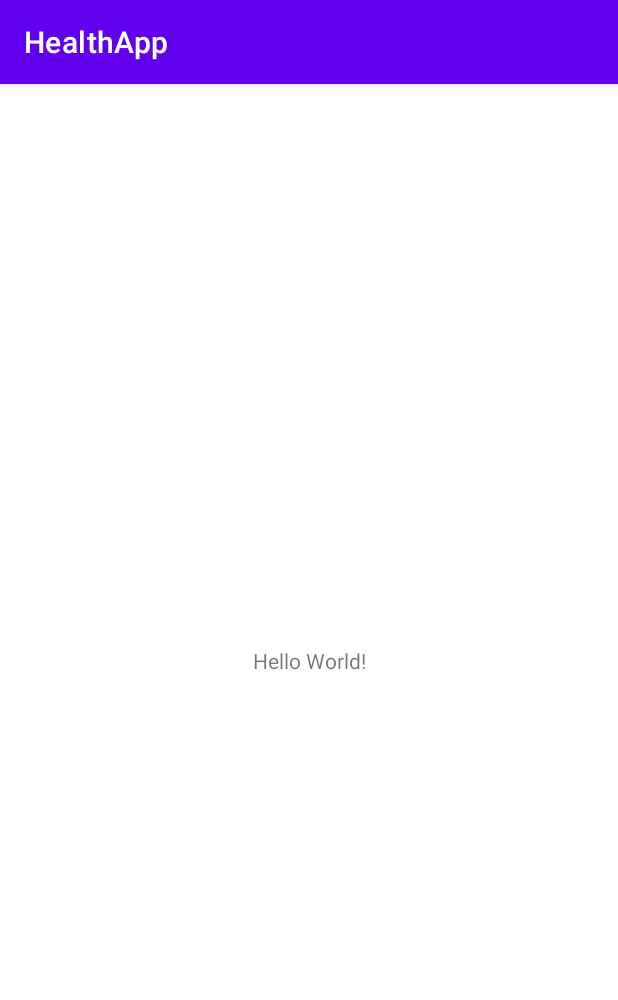
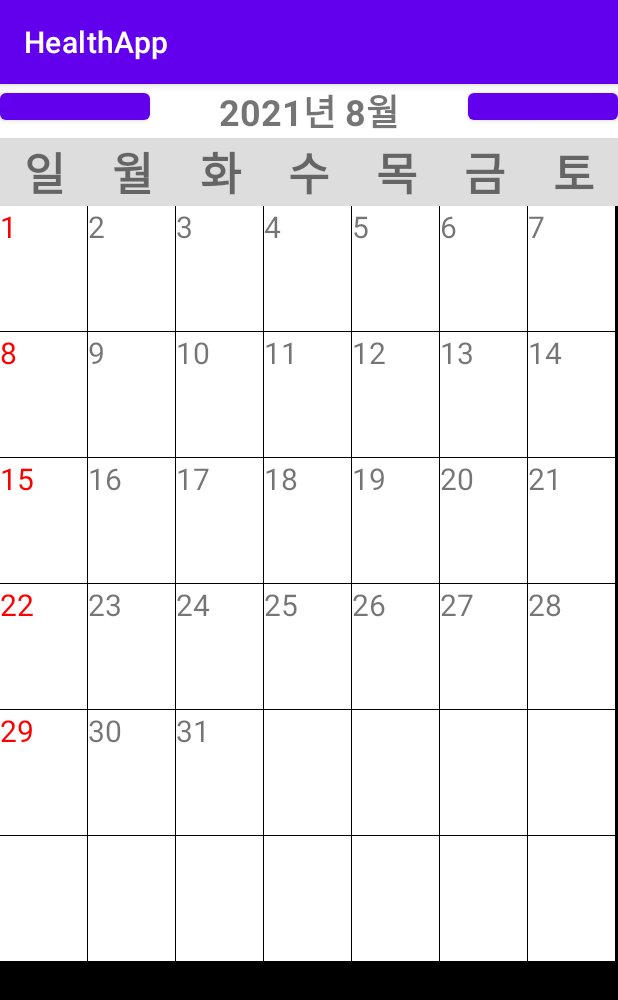
Before and after one commit to kangseonho/HADA_Outsourcing_Projects, an Android app: the screen it shows after launch (MainActivity before the commit, CalendarActivity after it), on a phone screen of 412 x 824 dp. Shown: the top 1000 px of the screen. Run offline under Robolectric (Android 15) with nearby library versions, the phone set to English and light mode, and no system bars; our stand-ins replace Room's generated code.

Commit message:
[HealthApp] add to calendar
.

```diff
--- a/HealthApp/app/build.gradle
+++ b/HealthApp/app/build.gradle
@@ -33,7 +33,9 @@ dependencies {
     implementation 'androidx.appcompat:appcompat:1.3.1'
     implementation 'com.google.android.material:material:1.4.0'
     implementation 'androidx.constraintlayout:constraintlayout:2.1.0'
+    implementation 'androidx.room:room-runtime:2.3.0'
     testImplementation 'junit:junit:4.+'
     androidTestImplementation 'androidx.test.ext:junit:1.1.3'
     androidTestImplementation 'androidx.test.espresso:espresso-core:3.4.0'
+    annotationProcessor 'androidx.room:room-compiler:2.3.0'
 }
--- a/HealthApp/app/src/main/AndroidManifest.xml
+++ b/HealthApp/app/src/main/AndroidManifest.xml
@@ -9,7 +9,8 @@
         android:roundIcon="@mipmap/ic_launcher_round"
         android:supportsRtl="true"
         android:theme="@style/Theme.HealthApp">
-        <activity android:name=".MainActivity">
+        <activity android:name=".screen.MainActivity"></activity>
+        <activity android:name=".screen.CalendarActivity">
             <intent-filter>
                 <action android:name="android.intent.action.MAIN" />
 
--- /dev/null
+++ b/HealthApp/app/src/main/java/com/example/healthapp/Item/CalendarItem.java
@@ -0,0 +1,42 @@
+package com.example.healthapp.Item;
+
+import android.view.View;
+
+public class CalendarItem {
+    private int dayValue;
+    private int arm = View.INVISIBLE;
+    private int shoulder = View.INVISIBLE;
+    private int leg = View.INVISIBLE;
+
+    public CalendarItem(int dayValue){
+        this.dayValue = dayValue;
+    }
+
+    public void setArm(int arm) {
+        this.arm = arm;
+    }
+
+    public void setLeg(int leg) {
+        this.leg = leg;
+    }
+
+    public void setShoulder(int shoulder) {
+        this.shoulder = shoulder;
+    }
+
+    public int getDay(){
+        return dayValue;
+    }
+
+    public int isArm() {
+        return arm;
+    }
+
+    public int isShoulder() {
+        return shoulder;
+    }
+
+    public int isLeg() {
+        return leg;
+    }
+}
--- a/HealthApp/app/src/main/java/com/example/healthapp/Singleton.java
+++ /dev/null
@@ -1,40 +0,0 @@
-package com.example.healthapp;
-
-public class Singleton {
-
-    public static Singleton instance = null;
-    private int armExercise;
-    private int legExercise;
-    private int shoulderExercise;
-
-    public static synchronized Singleton getInstance() {
-        if (instance == null) {
-            instance = new Singleton();
-        }
-        return instance;
-    }
-
-    public void setArmExercise(int armExercise) {
-        this.armExercise = armExercise;
-    }
-
-    public void setLegExercise(int legExercise) {
-        this.legExercise = legExercise;
-    }
-
-    public void setShoulderExercise(int shoulderExercise) {
-        this.shoulderExercise = shoulderExercise;
-    }
-
-    public int getArmExercise() {
-        return armExercise;
-    }
-
-    public int getLegExercise() {
-        return legExercise;
-    }
-
-    public int getShoulderExercise() {
-        return shoulderExercise;
-    }
-}
--- /dev/null
+++ b/HealthApp/app/src/main/java/com/example/healthapp/adapter/CalendarAdapter.java
@@ -0,0 +1,139 @@
+package com.example.healthapp.adapter;
+
+import android.content.Context;
+import android.graphics.Color;
+import android.util.AttributeSet;
+import android.view.LayoutInflater;
+import android.view.View;
+import android.view.ViewGroup;
+import android.widget.BaseAdapter;
+import android.widget.GridView;
+import android.widget.ImageView;
+import android.widget.TextView;
+
+import com.example.healthapp.Item.CalendarItem;
+import com.example.healthapp.R;
+
+import java.util.Calendar;
+
+public class CalendarAdapter extends BaseAdapter {
+    Calendar cal;
+
+    Context mContext;
+
+    CalendarItem[] items;
+
+    LayoutInflater inf;
+    int curYear;
+    int layout;
+    int curMonth;
+
+    public CalendarAdapter(Context context, int layout){
+        super();
+        mContext = context;
+        this.layout = layout;
+        init();
+    }
+
+    public void init(){
+        inf = (LayoutInflater) mContext.getSystemService(Context.LAYOUT_INFLATER_SERVICE);
+        cal = Calendar.getInstance(); //Calendar 객체 가져오기
+        items = new CalendarItem[7*6]; //아이템 크기 결정
+
+        calculate();//날짜 계산해서 items[] 배열 값 설정
+    }
+
+    public void calculate(){
+        for(int i=0; i<items.length; i++){ //items[] 모든 값 0으로 초기화
+            items[i] = new CalendarItem(0);
+        }
+
+        cal.set(Calendar.DAY_OF_MONTH, 1); //1일로 설정
+
+        int startDay = cal.get(Calendar.DAY_OF_WEEK); //현재 달 1일의 요일 (1: 일요일, . . . 7: 토요일)
+        int lastDay = cal.getActualMaximum(Calendar.DATE); //달의 마지막 날짜
+
+        int cnt = 1;
+        for(int i=startDay-1; i<startDay-1+lastDay; i++){ /* 1일의 요일에 따라 시작위치 다르고 마지막 날짜까지 값 지정*/
+            items[i] = new CalendarItem(cnt);
+            cnt++;
+        }
+
+        curYear = cal.get(Calendar.YEAR);
+        curMonth = cal.get(Calendar.MONTH);
+    }
+
+    public void setPreviousMonth(){ //한 달 앞으로 가고 다시 계산
+        cal.add(Calendar.MONTH, -1);
+        calculate();
+    }
+
+    public void setNextMonth(){
+        cal.add(Calendar.MONTH, 1); //한 달 뒤로가고 다시 계산
+        calculate();
+    }
+
+    @Override
+    public int getCount() {
+        return items.length;
+    }
+
+    @Override
+    public View getView(int position, View convertView, ViewGroup parent) {
+        if (convertView == null) {
+            convertView = inf.inflate(layout,null);
+            convertView.setBackgroundColor(Color.WHITE);
+        }
+
+        TextView tv_date = (TextView)convertView.findViewById(R.id.date);
+        TextView tv_arm = (TextView)convertView.findViewById(R.id.arm);
+        TextView tv_shoulder = (TextView)convertView.findViewById(R.id.shoulder);
+        TextView tv_leg = (TextView)convertView.findViewById(R.id.leg);
+
+        CalendarItem item = items[position];
+
+        if(item.getDay() != 0) {
+            tv_date.setText(String.valueOf(item.getDay()));
+        } else {
+            tv_date.setText("");
+            item.setArm(View.INVISIBLE);
+            item.setShoulder(View.INVISIBLE);
+            item.setLeg(View.INVISIBLE);
+        }
+        tv_arm.setVisibility(item.isArm());
+        tv_shoulder.setVisibility(item.isShoulder());
+        tv_leg.setVisibility(item.isLeg());
+
+
+        if(position%7==0){
+            tv_date.setTextColor(Color.RED);
+        }
+
+
+
+
+//        GridView.LayoutParams params = new GridView.LayoutParams( GridView.LayoutParams.MATCH_PARENT,300);
+//        tv.setLayoutParams(params);
+//
+        return convertView;
+    }
+
+
+    @Override
+    public Object getItem(int position) {
+        return items[position];
+    }
+
+    @Override
+    public long getItemId(int position) {
+        return 0;
+    }
+
+    public int getCurYear(){
+        return curYear;
+    }
+
+    public int getCurMonth(){
+        return curMonth;
+    }
+}
--- /dev/null
+++ b/HealthApp/app/src/main/java/com/example/healthapp/screen/CalendarActivity.java
@@ -0,0 +1,69 @@
+package com.example.healthapp.screen;
+
+import androidx.appcompat.app.AppCompatActivity;
+import androidx.room.Room;
+
+import android.os.Bundle;
+import android.view.View;
+import android.widget.AdapterView;
+import android.widget.Button;
+import android.widget.GridView;
+import android.widget.TextView;
+
+import com.example.healthapp.R;
+import com.example.healthapp.adapter.CalendarAdapter;
+
+public class CalendarActivity extends AppCompatActivity {
+
+    GridView calendarView;
+    TextView monthText;
+    CalendarAdapter adt;
+    @Override
+    protected void onCreate(Bundle savedInstanceState) {
+        super.onCreate(savedInstanceState);
+        setContentView(R.layout.activity_calendar);
+
+        adt = new CalendarAdapter(this,R.layout.layout_calendar_attribute); //어댑터 객체 생성
+        calendarView = findViewById(R.id.calendarView); //그리드뷰 객체 참조
+        calendarView.setAdapter(adt); //그리드뷰에 어댑터 설정
+
+        calendarView.setOnItemClickListener(new AdapterView.OnItemClickListener() {
+            @Override
+            public void onItemClick(AdapterView<?> parent, View view, int position, long id) {
+                System.out.println(position);
+            }
+        });
+
+        monthText = findViewById(R.id.monthText);
+        setMonthText();
+
+        Button monthPrevious = findViewById(R.id.monthPrevious);
+        Button monthNext = findViewById(R.id.monthNext);
+
+        // 뒤로가기 버튼 이벤트 리스너 설정
+        monthPrevious.setOnClickListener(new View.OnClickListener() {
+            @Override
+            public void onClick(View v) {
+                adt.setPreviousMonth();
+                adt.notifyDataSetChanged(); //어댑터 데이터 갱신하고 뷰 다시 뿌리기
+                setMonthText();
+            }
+        });
+
+        // 앞으로 가기 버튼에 이벤트 리스너 설정
+        monthNext.setOnClickListener(new View.OnClickListener() {
+            @Override
+            public void onClick(View v) {
+                adt.setNextMonth();
+                adt.notifyDataSetChanged(); //어댑터 데이터 갱신하고 뷰 다시 뿌리기
+                setMonthText();
+            }
+        });
+    }
+
+    public void setMonthText(){
+        int curYear = adt.getCurYear();
+        int curMonth = adt.getCurMonth();
+        monthText.setText(curYear+"년 "+(curMonth+1)+"월");
+    }
+}
--- a/HealthApp/app/src/main/java/com/example/healthapp/MainActivity.java
+++ b/HealthApp/app/src/main/java/com/example/healthapp/screen/MainActivity.java
@@ -1,8 +1,10 @@
-package com.example.healthapp;
+package com.example.healthapp.screen;
 
 import androidx.appcompat.app.AppCompatActivity;
 
 import android.os.Bundle;
+
+import com.example.healthapp.R;
 
 public class MainActivity extends AppCompatActivity {
 
--- /dev/null
+++ b/HealthApp/app/src/main/res/layout/activity_calendar.xml
@@ -0,0 +1,116 @@
+<?xml version="1.0" encoding="utf-8"?>
+<LinearLayout
+    xmlns:android="http://schemas.android.com/apk/res/android"
+    android:layout_width="match_parent"
+    android:layout_height="match_parent"
+    android:orientation="vertical">
+
+    <RelativeLayout
+        android:layout_width="match_parent"
+        android:layout_height="wrap_content"
+        android:background="#ffffffff">
+
+        <Button
+            android:id="@+id/monthPrevious"
+            android:layout_width="100dp"
+            android:layout_height="30dp"
+            android:gravity="center_horizontal"
+            android:layout_alignParentLeft="true"/>
+
+        <TextView
+            android:id="@+id/monthText"
+            android:layout_width="200dp"
+            android:layout_height="wrap_content"
+            android:text="MonthView"
+            android:textSize="24dp"
+            android:textStyle="bold"
+            android:gravity="center_horizontal"
+            android:layout_centerInParent="true"/>
+
+        <Button
+            android:id="@+id/monthNext"
+            android:layout_width="100dp"
+            android:layout_height="30dp"
+            android:gravity="center_horizontal"
+            android:layout_alignParentRight="true"/>
+    </RelativeLayout>
+
+    <LinearLayout
+        android:layout_width="match_parent"
+        android:layout_height="wrap_content"
+        android:orientation="horizontal"
+        android:background="#22000000">
+        <TextView
+            android:layout_width="0dp"
+            android:layout_height="wrap_content"
+            android:layout_weight="1"
+            android:text="일"
+            android:textSize="30dp"
+            android:textStyle="bold"
+            android:gravity="center_horizontal"/>
+
+        <TextView
+            android:layout_width="0dp"
+            android:layout_height="wrap_content"
+            android:layout_weight="1"
+            android:text="월"
+            android:textSize="30dp"
+            android:textStyle="bold"
+            android:gravity="center_horizontal"/>
+
+        <TextView
+            android:layout_width="0dp"
+            android:layout_height="wrap_content"
+            android:layout_weight="1"
+            android:text="화"
+            android:textSize="30dp"
+            android:textStyle="bold"
+            android:gravity="center_horizontal"/>
+
+        <TextView
+            android:layout_width="0dp"
+            android:layout_height="wrap_content"
+            android:layout_weight="1"
+            android:text="수"
+            android:textSize="30dp"
+            android:textStyle="bold"
+            android:gravity="center_horizontal"/>
+
+        <TextView
+            android:layout_width="0dp"
+            android:layout_height="wrap_content"
+            android:layout_weight="1"
+            android:text="목"
+            android:textSize="30dp"
+            android:textStyle="bold"
+            android:gravity="center_horizontal"/>
+
+        <TextView
+            android:layout_width="0dp"
+            android:layout_height="wrap_content"
+            android:layout_weight="1"
+            android:text="금"
+            android:textSize="30dp"
+            android:textStyle="bold"
+            android:gravity="center_horizontal"/>
+
+        <TextView
+            android:layout_width="0dp"
+            android:layout_height="wrap_content"
+            android:layout_weight="1"
+            android:text="토"
+            android:textSize="30dp"
+            android:textStyle="bold"
+            android:gravity="center_horizontal"/>
+    </LinearLayout>
+    <GridView
+        android:id="@+id/calendarView"
+        android:layout_width="match_parent"
+        android:layout_height="match_parent"
+        android:numColumns="7"
+        android:stretchMode="columnWidth"
+        android:horizontalSpacing="1dp"
+        android:verticalSpacing="1dp"
+        android:background="@color/black">
+    </GridView>
+</LinearLayout>
--- a/HealthApp/app/src/main/res/layout/activity_main.xml
+++ b/HealthApp/app/src/main/res/layout/activity_main.xml
@@ -4,15 +4,7 @@
     xmlns:tools="http://schemas.android.com/tools"
     android:layout_width="match_parent"
     android:layout_height="match_parent"
-    tools:context=".MainActivity">
+    tools:context=".screen.MainActivity">
 
-    <TextView
-        android:layout_width="wrap_content"
-        android:layout_height="wrap_content"
-        android:text="Hello World!"
-        app:layout_constraintBottom_toBottomOf="parent"
-        app:layout_constraintLeft_toLeftOf="parent"
-        app:layout_constraintRight_toRightOf="parent"
-        app:layout_constraintTop_toTopOf="parent" />
 
 </androidx.constraintlayout.widget.ConstraintLayout>
--- /dev/null
+++ b/HealthApp/app/src/main/res/layout/layout_calendar_attribute.xml
@@ -0,0 +1,35 @@
+<?xml version="1.0" encoding="utf-8"?>
+<LinearLayout xmlns:android="http://schemas.android.com/apk/res/android"
+    android:layout_width="match_parent"
+    android:layout_height="match_parent"
+    android:orientation="vertical">
+
+    <TextView
+        android:id="@+id/date"
+        android:layout_width="wrap_content"
+        android:layout_height="wrap_content"
+        android:layout_marginBottom="10dp"
+        android:text="1"
+        android:textSize="20sp"/>
+
+    <TextView
+        android:id="@+id/arm"
+        android:layout_width="wrap_content"
+        android:layout_height="wrap_content"
+        android:text="팔 운동"
+        android:textSize="10sp"/>
+
+    <TextView
+        android:id="@+id/shoulder"
+        android:layout_width="wrap_content"
+        android:layout_height="wrap_content"
+        android:text="어깨 운동"
+        android:textSize="10sp"/>
+
+    <TextView
+        android:id="@+id/leg"
+        android:layout_width="wrap_content"
+        android:layout_height="wrap_content"
+        android:text="다리 운동"
+        android:textSize="10sp"/>
+</LinearLayout>
```
